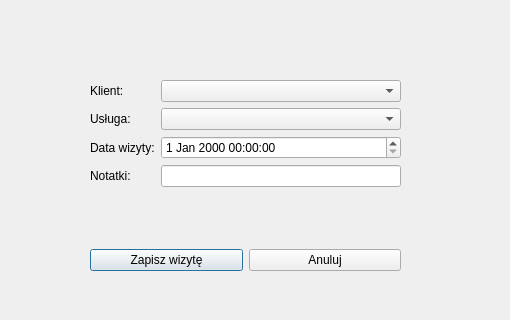
Qt form addappointmentdialog.ui (dash205/Projekt_Fryzjer) before a commit.
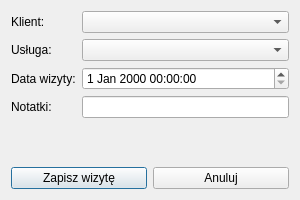
The same form after that commit.

Commit message: stretching width and height

```diff
--- a/addappointmentdialog.ui
+++ b/addappointmentdialog.ui
@@ -6,22 +6,27 @@
    <rect>
     <x>0</x>
     <y>0</y>
-    <width>510</width>
-    <height>320</height>
+    <width>300</width>
+    <height>200</height>
    </rect>
   </property>
+  <property name="minimumSize">
+   <size>
+    <width>300</width>
+    <height>200</height>
+   </size>
+  </property>
+  <property name="maximumSize">
+   <size>
+    <width>1000</width>
+    <height>200</height>
+   </size>
+  </property>
   <property name="windowTitle">
    <string>addappointmentdialog</string>
   </property>
-  <widget class="QWidget" name="verticalLayoutWidget">
-   <property name="geometry">
-    <rect>
-     <x>90</x>
-     <y>80</y>
-     <width>311</width>
-     <height>191</height>
-    </rect>
-   </property>
+  <layout class="QVBoxLayout" name="verticalLayout_2">
+   <item>
    <layout class="QVBoxLayout" name="verticalLayout">
     <item>
      <layout class="QFormLayout" name="formLayout">
@@ -86,7 +91,8 @@
      </layout>
     </item>
    </layout>
-  </widget>
+   </item>
+  </layout>
  </widget>
  <resources/>
  <connections/>
```
Lines whose indentation alone changed are shown as unchanged. The commit also changes 1 other file.
